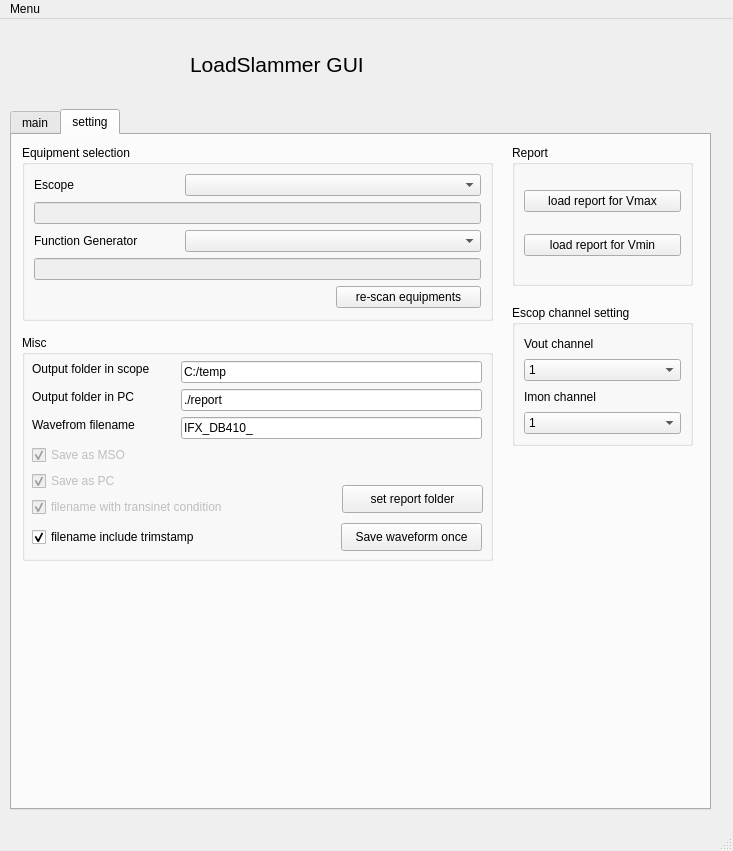
Before: the Qt Designer form PySide2_DB410_ui.ui in a9202507/ifx_gui_for_core_power_validation, drawn with Qt 5.
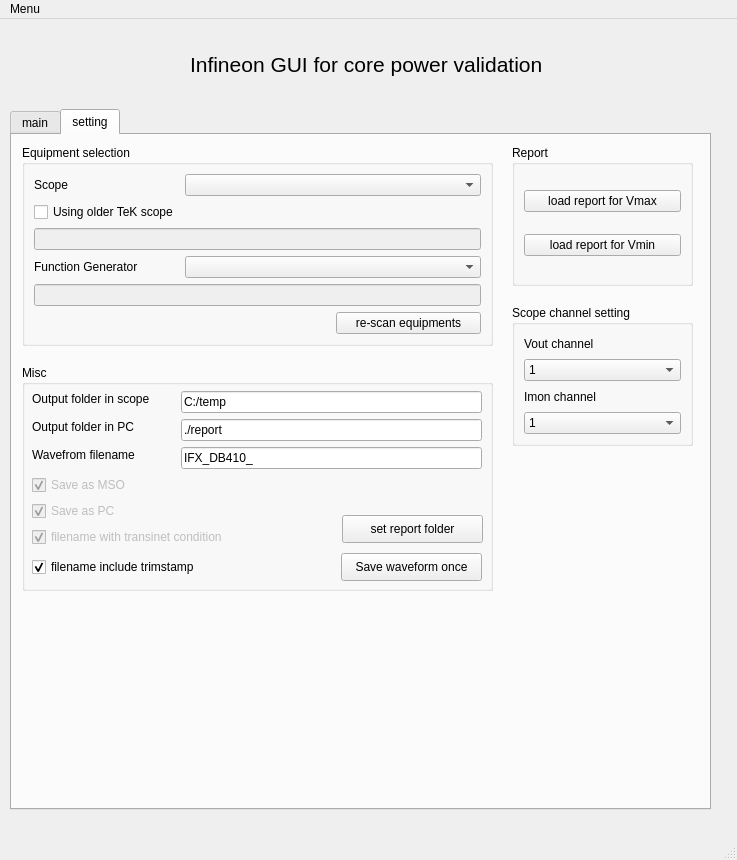
After: the same form once the commit is applied. Icons and pictures are not drawn.

Patch:
```diff
--- a/PySide2_DB410_ui.ui
+++ b/PySide2_DB410_ui.ui
@@ -6,8 +6,8 @@
    <rect>
     <x>0</x>
     <y>0</y>
-    <width>733</width>
-    <height>851</height>
+    <width>737</width>
+    <height>860</height>
    </rect>
   </property>
   <property name="windowTitle">
@@ -53,7 +53,7 @@
      </font>
     </property>
     <property name="text">
-     <string>LoadSlammer GUI</string>
+     <string>Infineon GUI for core power validation</string>
     </property>
    </widget>
    <widget class="QTabWidget" name="tabWidget">
@@ -375,14 +375,14 @@
         <x>10</x>
         <y>10</y>
         <width>471</width>
-        <height>176</height>
+        <height>201</height>
        </rect>
       </property>
       <property name="title">
        <string>Equipment selection</string>
       </property>
       <layout class="QGridLayout" name="gridLayout">
-       <item row="4" column="2">
+       <item row="5" column="2">
         <widget class="QPushButton" name="pushButton_6">
          <property name="enabled">
           <bool>true</bool>
@@ -392,21 +392,11 @@
          </property>
         </widget>
        </item>
-       <item row="1" column="0" colspan="3">
-        <widget class="QLineEdit" name="lineEdit_28">
-         <property name="enabled">
-          <bool>false</bool>
-         </property>
-         <property name="text">
-          <string/>
-         </property>
-        </widget>
-       </item>
-       <item row="2" column="1" colspan="2">
+       <item row="3" column="1" colspan="2">
         <widget class="QComboBox" name="comboBox_2"/>
        </item>
-       <item row="3" column="0" colspan="3">
-        <widget class="QLineEdit" name="lineEdit_29">
+       <item row="2" column="0" colspan="3">
+        <widget class="QLineEdit" name="lineEdit_28">
          <property name="enabled">
           <bool>false</bool>
          </property>
@@ -415,7 +405,7 @@
          </property>
         </widget>
        </item>
-       <item row="2" column="0">
+       <item row="3" column="0">
         <widget class="QLabel" name="label_2">
          <property name="text">
           <string>Function Generator</string>
@@ -428,7 +418,33 @@
        <item row="0" column="0">
         <widget class="QLabel" name="label_3">
          <property name="text">
-          <string>Escope</string>
+          <string>Scope</string>
+         </property>
+        </widget>
+       </item>
+       <item row="4" column="0" colspan="3">
+        <widget class="QLineEdit" name="lineEdit_29">
+         <property name="enabled">
+          <bool>false</bool>
+         </property>
+         <property name="text">
+          <string/>
+         </property>
+        </widget>
+       </item>
+       <item row="1" column="0">
+        <widget class="QCheckBox" name="checkBox_6">
+         <property name="enabled">
+          <bool>true</bool>
+         </property>
+         <property name="text">
+          <string>Using older TeK scope</string>
+         </property>
+         <property name="checkable">
+          <bool>true</bool>
+         </property>
+         <property name="checked">
+          <bool>false</bool>
          </property>
         </widget>
        </item>
@@ -438,7 +454,7 @@
       <property name="geometry">
        <rect>
         <x>10</x>
-        <y>200</y>
+        <y>230</y>
         <width>471</width>
         <height>226</height>
        </rect>
@@ -690,7 +706,7 @@
        </rect>
       </property>
       <property name="title">
-       <string>Escop channel setting</string>
+       <string>Scope channel setting</string>
       </property>
       <layout class="QVBoxLayout" name="verticalLayout_2">
        <item>
@@ -805,8 +821,8 @@
     <rect>
      <x>0</x>
      <y>0</y>
-     <width>733</width>
-     <height>26</height>
+     <width>737</width>
+     <height>21</height>
     </rect>
    </property>
    <widget class="QMenu" name="menuabout">
```
